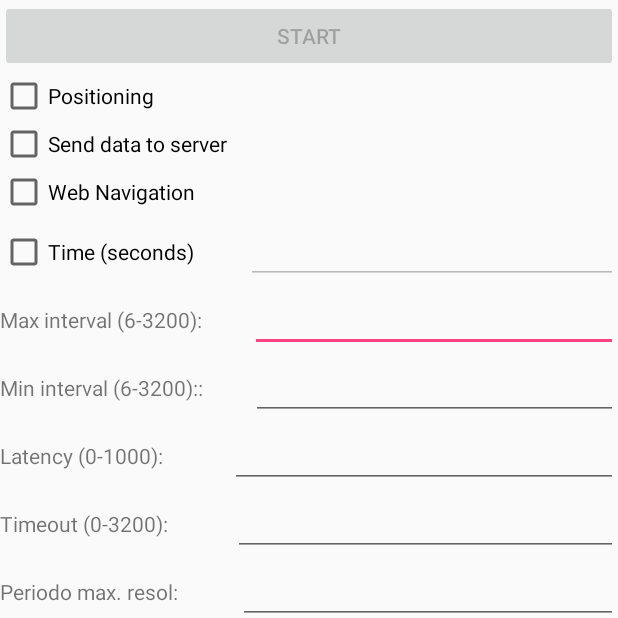
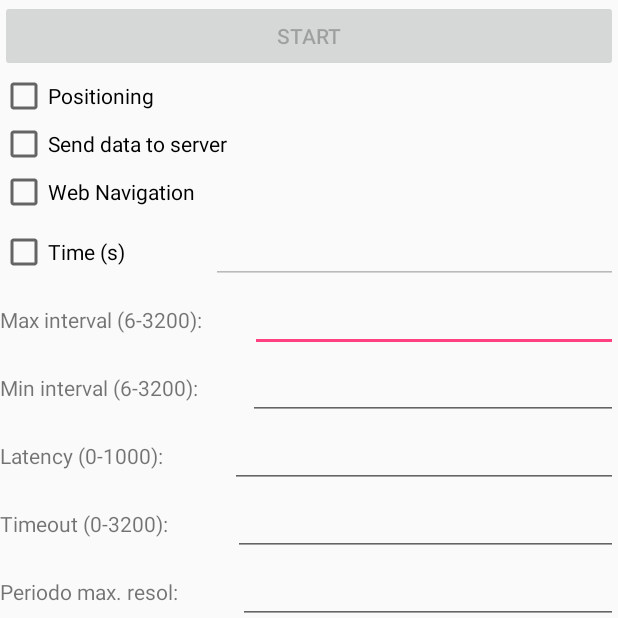
Before and after one commit to Equinoxe-fgc/BluetoothLE, an Android app: the Conexion screen opened directly, with no data from a screen before it, on a phone screen of 412 x 824 dp, the top half of it. Run offline under Robolectric (Android 15) with nearby library versions, the phone set to English and light mode, and no system bars; libraries missing offline, so code that uses them is left out: no.nordicsemi.android; 3 statements that could not run were skipped.

Commit message:
19/06/2019 - Depurada la funcionalidad de configurar los tiempos

```diff
--- a/app/src/main/java/com/equinoxe/bluetoothle/UUIDs.java
+++ b/app/src/main/java/com/equinoxe/bluetoothle/UUIDs.java
@@ -33,8 +33,8 @@ public class UUIDs {
             UUID_MOV_CONF = fromString("f000aa82-0451-4000-b000-000000000000"), // 0: disable, bit 0: enable x, bit 1: enable y, bit 2: enable z
             UUID_MOV_PERI = fromString("f000aa83-0451-4000-b000-000000000000"), // Period in tens of milliseconds
 
-            UUID_PARAM_CON = fromString("f000aa84-0451-b000-000000000000"),
-            UUID_PERIODO = fromString("f000aa85-0451-b000-000000000000");
+            UUID_PARAM_CON = fromString("f000aa84-0451-4000-b000-000000000000"),
+            UUID_PERIODO   = fromString("f000aa85-0451-4000-b000-000000000000");
 
             /*UUID_TST_SERV = fromString("f000aa64-0451-4000-b000-000000000000"),
             UUID_TST_DATA = fromString("f000aa65-0451-4000-b000-000000000000"), // Test result
--- a/app/src/main/res/layout/activity_conexion.xml
+++ b/app/src/main/res/layout/activity_conexion.xml
@@ -87,14 +87,14 @@
         android:orientation="horizontal">
 
         <TextView
-            android:id="@+id/txtMIN_INTERVAL"
+            android:id="@+id/editText"
             android:layout_width="wrap_content"
             android:layout_height="wrap_content"
             android:layout_weight="1"
-            android:text="Min interval (6-3200)::" />
+            android:text="Min interval (6-3200):" />
 
         <EditText
-            android:id="@+id/editText2"
+            android:id="@+id/txtMIN_INTERVAL"
             android:layout_width="wrap_content"
             android:layout_height="wrap_content"
             android:layout_weight="1"
--- a/app/src/main/res/values/strings.xml
+++ b/app/src/main/res/values/strings.xml
@@ -39,10 +39,10 @@
     <string name="LOCATION_DISABLED">Location is disabled. Enable GPS and WiFi (or data)</string>
     <string name="LOCATION_FAILED">Location failed. Enable GPS and WiFi (or data)</string>
     <string name="EnvioAservidor">Send data to server</string>
-    <string name="CompileDate">Version: 18/06/2019</string>
+    <string name="CompileDate">Version: 19/06/2019</string>
     <string name="channel_name">CANAL_NOTIFICACION</string>
     <string name="channel_description">Channel for notifications</string>
-    <string name="Tiempo">Time (seconds)</string>
+    <string name="Tiempo">Time (s)</string>
     <string name="WebNavigation">Web Navigation</string>
     <string name="ERROR_MAX_INTERVAL">Max interval parameter out of range</string>
     <string name="ERROR_MIN_INTERVAL">Min interval parameter out of range</string>
```
Also changed, not shown: app/src/main/java/com/equinoxe/bluetoothle/Conexion.java (+5 -5 lines), app/src/main/java/com/equinoxe/bluetoothle/Datos.java (+5 -5 lines), app/src/main/java/com/equinoxe/bluetoothle/ServiceDatos.java (+10 -6 lines), 1 other file.
